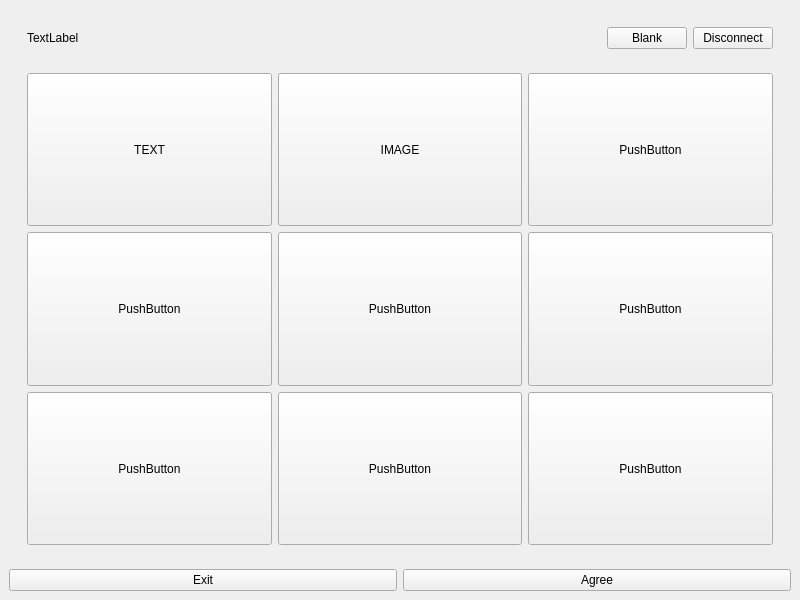
wojtasek3221/pypixelgui, file mainwindow.ui: the form before one commit.
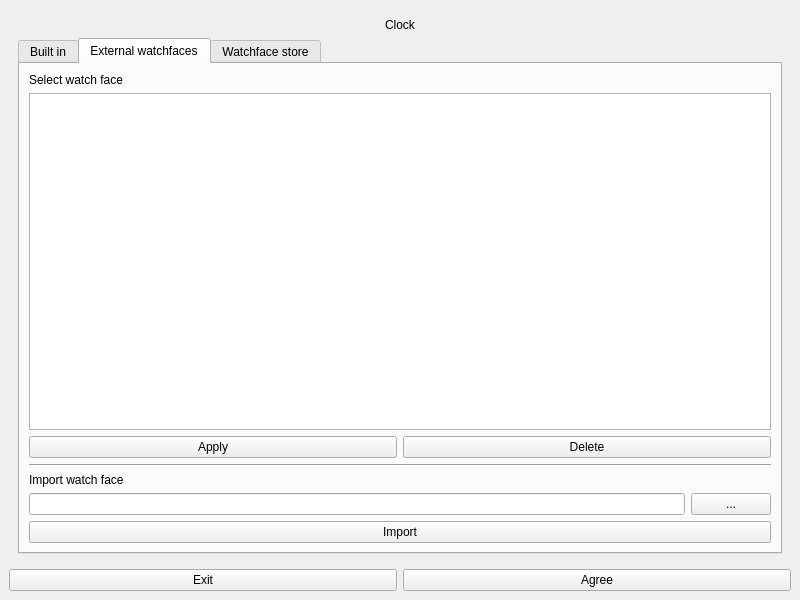
The form after the commit. The open tabs and pages were chosen to show the change.

```diff
--- a/mainwindow.ui
+++ b/mainwindow.ui
@@ -426,7 +426,7 @@
               </sizepolicy>
              </property>
              <property name="text">
-              <string>PushButton</string>
+              <string>LIVE APPLETS</string>
              </property>
             </widget>
            </item>
@@ -683,6 +683,234 @@
         </item>
        </layout>
       </widget>
+      <widget class="QWidget" name="page_9">
+       <layout class="QVBoxLayout" name="verticalLayout_10">
+        <item>
+         <widget class="QLabel" name="label_7">
+          <property name="text">
+           <string>Clock</string>
+          </property>
+          <property name="alignment">
+           <set>Qt::AlignmentFlag::AlignCenter</set>
+          </property>
+         </widget>
+        </item>
+        <item>
+         <widget class="QTabWidget" name="tabWidget">
+          <property name="currentIndex">
+           <number>1</number>
+          </property>
+          <widget class="QWidget" name="tab">
+           <attribute name="title">
+            <string>Built in</string>
+           </attribute>
+           <layout class="QVBoxLayout" name="verticalLayout_11">
+            <item>
+             <widget class="QLabel" name="label_17">
+              <property name="sizePolicy">
+               <sizepolicy hsizetype="Preferred" vsizetype="Maximum">
+                <horstretch>0</horstretch>
+                <verstretch>0</verstretch>
+               </sizepolicy>
+              </property>
+              <property name="text">
+               <string>Select style</string>
+              </property>
+             </widget>
+            </item>
+            <item>
+             <widget class="QComboBox" name="comboBox">
+              <item>
+               <property name="text">
+                <string>1</string>
+               </property>
+              </item>
+              <item>
+               <property name="text">
+                <string>2</string>
+               </property>
+              </item>
+              <item>
+               <property name="text">
+                <string>3</string>
+               </property>
+              </item>
+              <item>
+               <property name="text">
+                <string>4</string>
+               </property>
+              </item>
+              <item>
+               <property name="text">
+                <string>5</string>
+               </property>
+              </item>
+              <item>
+               <property name="text">
+                <string>6</string>
+               </property>
+              </item>
+              <item>
+               <property name="text">
+                <string>7</string>
+               </property>
+              </item>
+              <item>
+               <property name="text">
+                <string>8</string>
+               </property>
+              </item>
+             </widget>
+            </item>
+            <item>
+             <widget class="QLabel" name="label_18">
+              <property name="sizePolicy">
+               <sizepolicy hsizetype="Preferred" vsizetype="Maximum">
+                <horstretch>0</horstretch>
+                <verstretch>0</verstretch>
+               </sizepolicy>
+              </property>
+              <property name="text">
+               <string>Clock prefferences</string>
+              </property>
+             </widget>
+            </item>
+            <item>
+             <widget class="QCheckBox" name="checkBox_2">
+              <property name="text">
+               <string>Show date</string>
+              </property>
+             </widget>
+            </item>
+            <item>
+             <widget class="QCheckBox" name="checkBox_3">
+              <property name="text">
+               <string>24 Hour format</string>
+              </property>
+              <property name="checked">
+               <bool>true</bool>
+              </property>
+             </widget>
+            </item>
+            <item>
+             <widget class="QPushButton" name="pushButton_20">
+              <property name="text">
+               <string>Apply</string>
+              </property>
+             </widget>
+            </item>
+            <item>
+             <widget class="QWidget" name="widget_11" native="true"/>
+            </item>
+           </layout>
+          </widget>
+          <widget class="QWidget" name="tab_2">
+           <attribute name="title">
+            <string>External watchfaces</string>
+           </attribute>
+           <layout class="QVBoxLayout" name="verticalLayout_12">
+            <item>
+             <widget class="QLabel" name="label_20">
+              <property name="text">
+               <string>Select watch face</string>
+              </property>
+             </widget>
+            </item>
+            <item>
+             <widget class="QListWidget" name="listWidget"/>
+            </item>
+            <item>
+             <widget class="QWidget" name="widget_13" native="true">
+              <layout class="QHBoxLayout" name="horizontalLayout_6">
+               <property name="leftMargin">
+                <number>0</number>
+               </property>
+               <property name="topMargin">
+                <number>0</number>
+               </property>
+               <property name="rightMargin">
+                <number>0</number>
+               </property>
+               <property name="bottomMargin">
+                <number>0</number>
+               </property>
+               <item>
+                <widget class="QPushButton" name="pushButton_22">
+                 <property name="text">
+                  <string>Apply</string>
+                 </property>
+                </widget>
+               </item>
+               <item>
+                <widget class="QPushButton" name="pushButton_23">
+                 <property name="text">
+                  <string>Delete</string>
+                 </property>
+                </widget>
+               </item>
+              </layout>
+             </widget>
+            </item>
+            <item>
+             <widget class="Line" name="line">
+              <property name="orientation">
+               <enum>Qt::Orientation::Horizontal</enum>
+              </property>
+             </widget>
+            </item>
+            <item>
+             <widget class="QLabel" name="label_21">
+              <property name="text">
+               <string>Import watch face</string>
+              </property>
+             </widget>
+            </item>
+            <item>
+             <widget class="QWidget" name="widget_12" native="true">
+              <layout class="QHBoxLayout" name="horizontalLayout_5">
+               <property name="leftMargin">
+                <number>0</number>
+               </property>
+               <property name="topMargin">
+                <number>0</number>
+               </property>
+               <property name="rightMargin">
+                <number>0</number>
+               </property>
+               <property name="bottomMargin">
+                <number>0</number>
+               </property>
+               <item>
+                <widget class="QLineEdit" name="lineEdit_5"/>
+               </item>
+               <item>
+                <widget class="QPushButton" name="pushButton_21">
+                 <property name="text">
+                  <string>...</string>
+                 </property>
+                </widget>
+               </item>
+              </layout>
+             </widget>
+            </item>
+            <item>
+             <widget class="QPushButton" name="pushButton_24">
+              <property name="text">
+               <string>Import</string>
+              </property>
+             </widget>
+            </item>
+           </layout>
+          </widget>
+          <widget class="QWidget" name="tab_3">
+           <attribute name="title">
+            <string>Watchface store</string>
+           </attribute>
+          </widget>
+         </widget>
+        </item>
+       </layout>
+      </widget>
      </widget>
     </item>
     <item>
```
Left out of the diff: 8 changed lines with no effect on the pictures.
